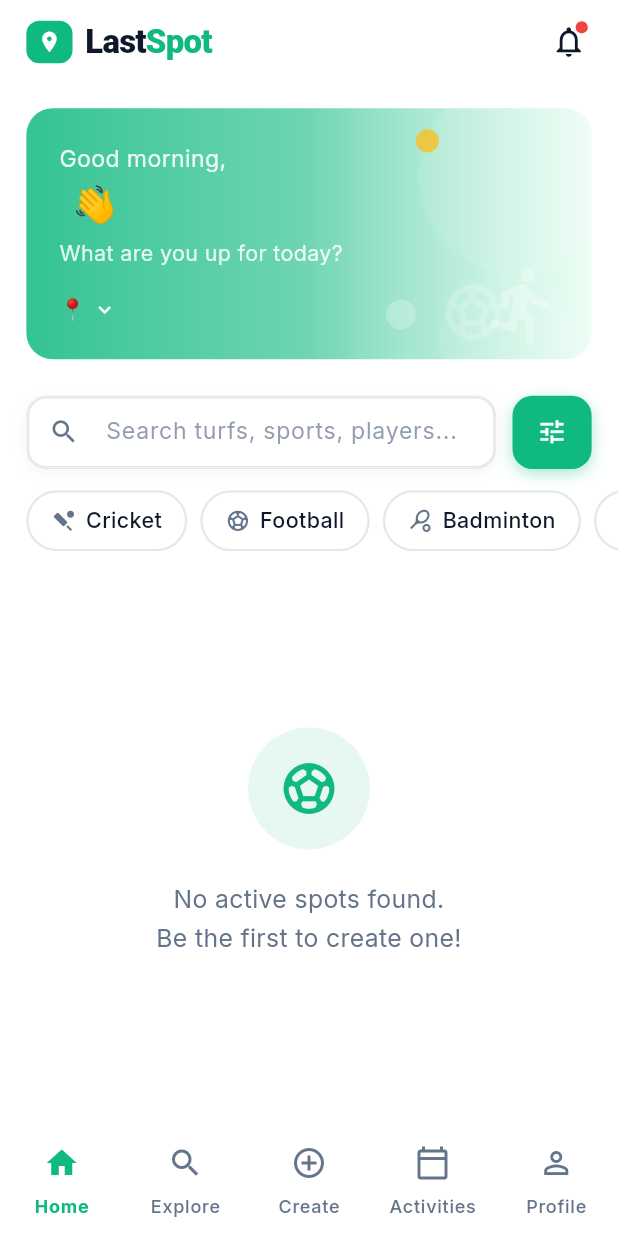
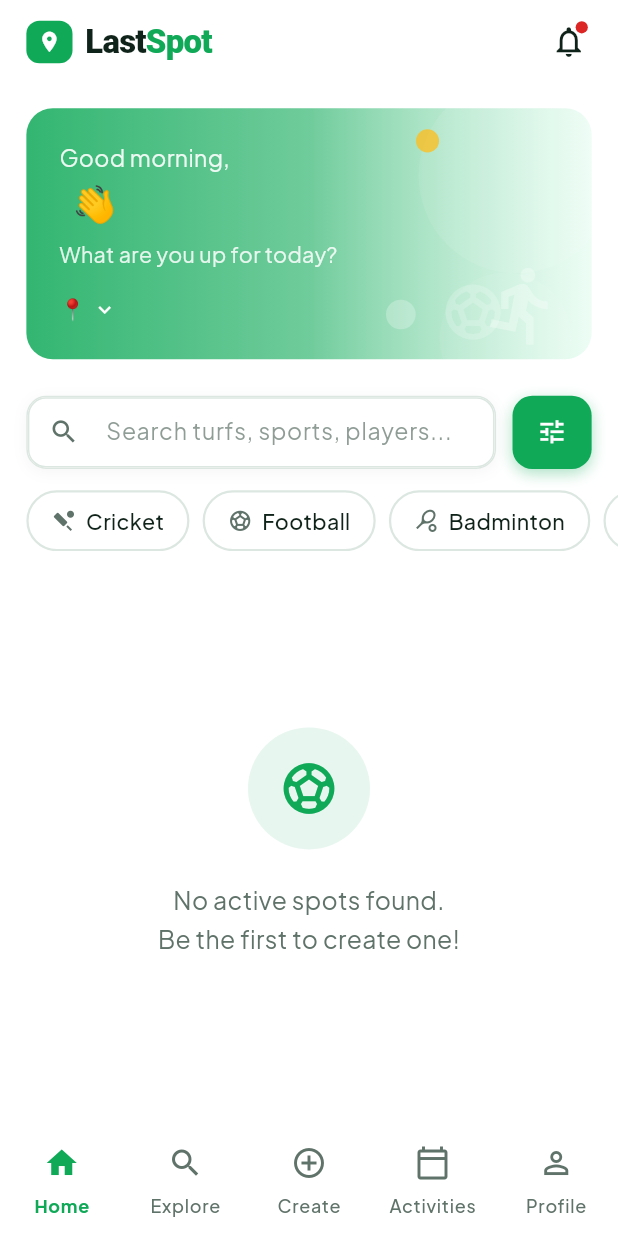
Before and after one commit to SalmanNaghori/lastspot_app, a Flutter app: the FeedScreen screen opened by its route, on a phone screen of 412 x 824 dp. Run offline on Flutter 3.47's test engine with Material 3 defaults, Android fonts, the phone set to English and light mode, and no system bars; our stand-ins replace cached_network_image, device_info_plus, equatable, flutter_bloc, flutter_image_compress, flutter_staggered_animations and 12 more; accounts and stored records are empty.

Commit message:
feat: Update color scheme and typography across the app for improved aesthetics

```diff
--- a/lib/core/theme/app_color.dart
+++ b/lib/core/theme/app_color.dart
@@ -10,10 +10,10 @@ class AppColor {
   /// Main LastSpot brand color.
   /// Used for primary actions, selected navigation,
   /// links and important highlights.
-  static const Color primaryColor = Color(0xFF10B981);
+  static const Color primaryColor = Color(0xFF0FA958);
 
   /// Darker version of primary.
-  static const Color primaryDarkColor = Color(0xFF059669);
+  static const Color primaryDarkColor = Color(0xFF087A40);
 
   /// Very light green used for containers/background highlights.
   static const Color primaryContainerLight = Color(0xFFD1FAE5);
@@ -34,7 +34,7 @@ class AppColor {
 
   /// Coral/orange accent.
   /// Good for Create, highlights and important secondary actions.
-  static const Color accentColor = Color(0xFFF97316);
+  static const Color accentColor = Color(0xFFFF7A00);
 
   static const Color accentLight = Color(0xFFFFEDD5);
 
@@ -44,7 +44,7 @@ class AppColor {
   // LIGHT THEME
   // ============================================================
 
-  static const Color backgroundLight = Color(0xFFF8FAFC);
+  static const Color backgroundLight = Color(0xFFF7FAF8);
 
   static const Color surfaceLight = Color(0xFFFFFFFF);
 
@@ -54,10 +54,10 @@ class AppColor {
 
   static const Color surfaceContainerHighLight = Color(0xFFEFF3F7);
 
-  static const Color cardBorderLight = Color(0xFFE2E8F0);
+  static const Color cardBorderLight = Color(0xFFDCE7E1);
 
   /// Border light color alias (used in cached network image & cards)
-  static const Color borderLight = Color(0xFFE2E8F0);
+  static const Color borderLight = Color(0xFFDCE7E1);
 
   static const Color dividerLight = Color(0xFFE2E8F0);
 
@@ -86,9 +86,9 @@ class AppColor {
   // TEXT COLORS
   // ============================================================
 
-  static const Color textPrimaryLight = Color(0xFF0F172A);
+  static const Color textPrimaryLight = Color(0xFF10231A);
 
-  static const Color textSecondaryLight = Color(0xFF64748B);
+  static const Color textSecondaryLight = Color(0xFF60736A);
 
   static const Color textTertiaryLight = Color(0xFF94A3B8);
 
@@ -103,7 +103,7 @@ class AppColor {
   // ============================================================
 
   /// Error / destructive action
-  static const Color errorColor = Color(0xFFEF4444);
+  static const Color errorColor = Color(0xFFDC2626);
 
   static const Color errorContainerLight = Color(0xFFFEE2E2);
 
--- a/lib/features/spot/presentation/pages/feed_screen.dart
+++ b/lib/features/spot/presentation/pages/feed_screen.dart
@@ -83,22 +83,34 @@ class _FeedScreenState extends State<FeedScreen> {
                       mainAxisAlignment: MainAxisAlignment.center,
                       children: [
                         Icon(
-                          Icons.wifi_off_outlined,
-                          size: Dimensions.r32.dynamicH * 1.75,
+                          Icons.wifi_off,
+                          size: Dimensions.r48.dynamicH * 1.5,
                           color: context.textSecondary,
                         ),
                         SizedBox(height: Dimensions.r16.dynamicH),
                         Text(
                           state.message,
                           textAlign: TextAlign.center,
-                          style: TextStyle(fontSize: Dimensions.r14.dynamicSP, color: context.textSecondary),
+                          style: TextStyle(fontSize: Dimensions.r16.dynamicSP, color: context.textPrimary),
                         ),
-                        SizedBox(height: Dimensions.r24.dynamicH),
-                        FilledButton.icon(
-                          onPressed: _onRefresh,
-                          icon: const Icon(Icons.refresh),
-                          label: Text(loc.tryAgain),
-                          style: FilledButton.styleFrom(backgroundColor: AppColor.primaryColor),
+                        SizedBox(height: Dimensions.r32.dynamicH),
+                        SizedBox(
+                          width: double.infinity,
+                          height: Dimensions.r48.dynamicH,
+                          child: FilledButton.icon(
+                            onPressed: _onRefresh,
+                            icon: Icon(Icons.refresh, size: Dimensions.r20.dynamicH),
+                            label: Text(
+                              loc.tryAgain,
+                              style: TextStyle(fontSize: Dimensions.r16.dynamicSP, fontWeight: FontWeight.w600),
+                            ),
+                            style: FilledButton.styleFrom(
+                              backgroundColor: AppColor.primaryColor,
+                              shape: RoundedRectangleBorder(
+                                borderRadius: BorderRadius.circular(Dimensions.r12.dynamicR),
+                              ),
+                            ),
+                          ),
                         ),
                       ],
                     ),
--- a/lib/features/spot/presentation/widgets/home_greeting_banner.dart
+++ b/lib/features/spot/presentation/widgets/home_greeting_banner.dart
@@ -5,12 +5,7 @@ class HomeGreetingBanner extends StatelessWidget {
   final String? city;
   final VoidCallback? onCityTap;
 
-  const HomeGreetingBanner({
-    super.key,
-    this.userName,
-    this.city,
-    this.onCityTap,
-  });
+  const HomeGreetingBanner({super.key, this.userName, this.city, this.onCityTap});
 
   String _greeting(BuildContext context) {
     final loc = context.loc;
@@ -26,10 +21,7 @@ class HomeGreetingBanner extends StatelessWidget {
     final firstName = userName?.split(' ').firstOrNull ?? 'Player';
 
     return Container(
-      margin: EdgeInsets.symmetric(
-        horizontal: Dimensions.r16.dynamicW,
-        vertical: Dimensions.r8.dynamicH,
-      ),
+      margin: EdgeInsets.symmetric(horizontal: Dimensions.r16.dynamicW, vertical: Dimensions.r8.dynamicH),
       decoration: BoxDecoration(
         borderRadius: BorderRadius.circular(Dimensions.r16.dynamicR),
         gradient: LinearGradient(
@@ -51,10 +43,7 @@ class HomeGreetingBanner extends StatelessWidget {
             child: Container(
               width: Dimensions.r64.dynamicW * 2.0,
               height: Dimensions.r64.dynamicH * 2.0,
-              decoration: BoxDecoration(
-                shape: BoxShape.circle,
-                color: AppColor.whiteColor.withValues(alpha: 0.08),
-              ),
+              decoration: BoxDecoration(shape: BoxShape.circle, color: AppColor.whiteColor.withValues(alpha: 0.08)),
             ),
           ),
           Positioned(
@@ -63,19 +52,11 @@ class HomeGreetingBanner extends StatelessWidget {
             child: Container(
               width: Dimensions.r48.dynamicW * 1.8,
               height: Dimensions.r48.dynamicH * 1.8,
-              decoration: BoxDecoration(
-                shape: BoxShape.circle,
-                color: AppColor.whiteColor.withValues(alpha: 0.06),
-              ),
+              decoration: BoxDecoration(shape: BoxShape.circle, color: AppColor.whiteColor.withValues(alpha: 0.06)),
             ),
           ),
           // Sport silhouette icons (decorative)
-          Positioned(
-            right: Dimensions.r16.dynamicW,
-            top: 0,
-            bottom: 0,
-            child: _SportSilhouettes(),
-          ),
+          Positioned(right: Dimensions.r16.dynamicW, top: 0, bottom: 0, child: _SportSilhouettes()),
           // Text content
           Padding(
             padding: EdgeInsets.all(Dimensions.r20.dynamicW),
@@ -104,10 +85,7 @@ class HomeGreetingBanner extends StatelessWidget {
                       ),
                     ),
                     SizedBox(width: Dimensions.r8.dynamicW),
-                    Text(
-                      '👋',
-                      style: TextStyle(fontSize: Dimensions.r22.dynamicSP),
-                    ),
+                    Text('👋', style: TextStyle(fontSize: Dimensions.r22.dynamicSP)),
                   ],
                 ),
                 SizedBox(height: Dimensions.r4.dynamicH),
@@ -162,10 +140,7 @@ class _SportSilhouettes extends StatelessWidget {
             child: Container(
               width: Dimensions.r18.dynamicW,
               height: Dimensions.r18.dynamicW,
-              decoration: BoxDecoration(
-                shape: BoxShape.circle,
-                color: AppColor.whiteColor.withValues(alpha: 0.25),
-              ),
+              decoration: BoxDecoration(shape: BoxShape.circle, color: AppColor.whiteColor.withValues(alpha: 0.25)),
             ),
           ),
           // Running person silhouette (right)
@@ -195,10 +170,7 @@ class _SportSilhouettes extends StatelessWidget {
             child: Container(
               width: Dimensions.r14.dynamicW,
               height: Dimensions.r14.dynamicW,
-              decoration: BoxDecoration(
-                shape: BoxShape.circle,
-                color: const Color(0xFFFBBF24).withValues(alpha: 0.8),
-              ),
+              decoration: BoxDecoration(shape: BoxShape.circle, color: const Color(0xFFFBBF24).withValues(alpha: 0.8)),
             ),
           ),
         ],
--- a/lib/features/spot/presentation/widgets/sport_filter_chips.dart
+++ b/lib/features/spot/presentation/widgets/sport_filter_chips.dart
@@ -66,7 +66,7 @@ class _SportChip extends StatelessWidget {
         ),
         decoration: BoxDecoration(
           color: isSelected ? AppColor.primaryColor : context.surfaceColor,
-          borderRadius: BorderRadius.circular(Dimensions.r20.dynamicR),
+          borderRadius: BorderRadius.circular(9999),
           border: Border.all(
             color: isSelected ? AppColor.primaryColor : context.borderColor,
             width: 1.5,
```
Also changed, not shown: lib/core/theme/app_typography.dart (+17 -17 lines), lib/features/spot/presentation/widgets/home_search_bar.dart (+5 -21 lines).
